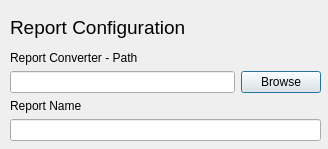
First picture: the form in tools/DRaceGUI/report_config.ui, repository fmoessbauer/drace, before the edit.
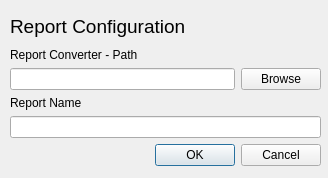
Second picture: the form after the edit.

Commit message: added load_save class

```diff
--- a/tools/DRaceGUI/report_config.ui
+++ b/tools/DRaceGUI/report_config.ui
@@ -7,7 +7,7 @@
     <x>0</x>
     <y>0</y>
     <width>328</width>
-    <height>149</height>
+    <height>178</height>
    </rect>
   </property>
   <property name="windowTitle">
@@ -17,13 +17,15 @@
    <property name="geometry">
     <rect>
      <x>10</x>
-     <y>10</y>
+     <y>11</y>
      <width>311</width>
-     <height>131</height>
+     <height>155</height>
     </rect>
    </property>
    <layout class="QVBoxLayout" name="verticalLayout_4">
     <item>
+     <layout class="QVBoxLayout" name="verticalLayout_3">
+      <item>
      <widget class="QLabel" name="label">
       <property name="font">
        <font>
@@ -36,8 +38,6 @@
      </widget>
     </item>
     <item>
-     <layout class="QVBoxLayout" name="verticalLayout_3">
-      <item>
        <layout class="QVBoxLayout" name="verticalLayout">
         <item>
          <widget class="QLabel" name="label_2">
@@ -82,6 +82,13 @@
       </item>
      </layout>
     </item>
+    <item>
+     <widget class="QDialogButtonBox" name="buttonBox">
+      <property name="standardButtons">
+       <set>QDialogButtonBox::Cancel|QDialogButtonBox::Ok</set>
+      </property>
+     </widget>
+    </item>
    </layout>
   </widget>
  </widget>
```
Left out of the diff: 8 changed lines with no effect on the pictures. Lines whose indentation alone changed are shown as unchanged. The commit also changes 12 other files.
